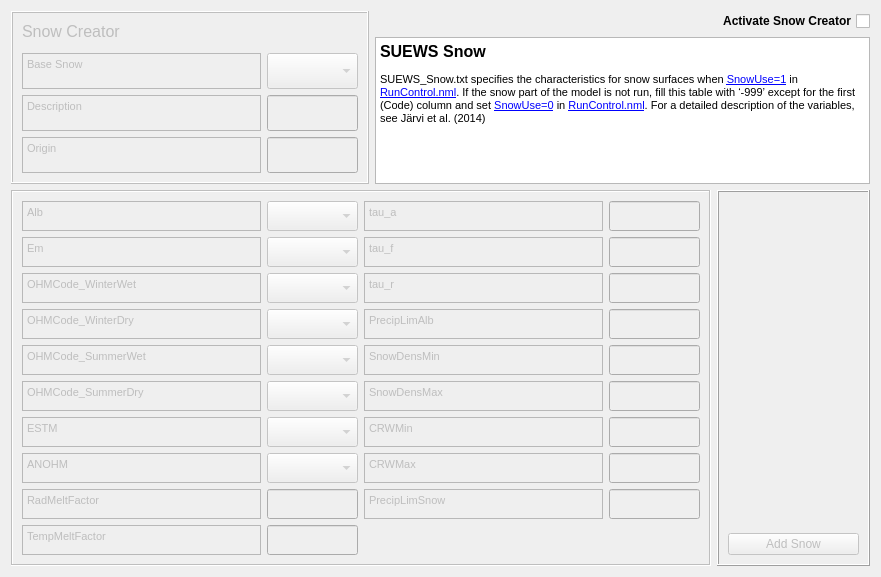
The window that tabs/urban_snow_tab.ui (gusbacos/suews_database_manager) describes before a commit, drawn with Qt 5.
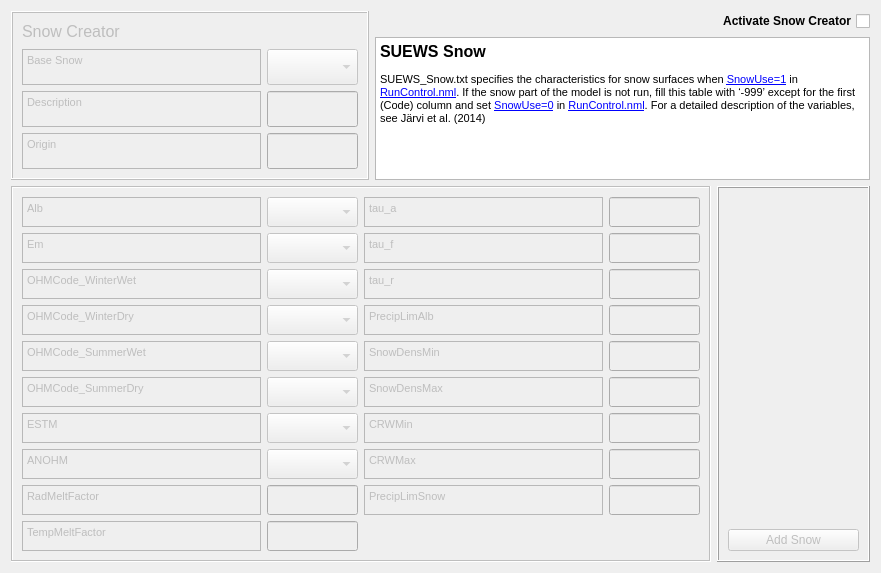
The same window after the commit. Custom widgets are drawn as their Qt base class.

Diff of the .ui file:
```diff
--- a/tabs/urban_snow_tab.ui
+++ b/tabs/urban_snow_tab.ui
@@ -7,7 +7,7 @@
     <x>0</x>
     <y>0</y>
     <width>881</width>
-    <height>577</height>
+    <height>573</height>
    </rect>
   </property>
   <property name="sizePolicy">
@@ -81,7 +81,7 @@
          <string>&lt;!DOCTYPE HTML PUBLIC &quot;-//W3C//DTD HTML 4.0//EN&quot; &quot;http://www.w3.org/TR/REC-html40/strict.dtd&quot;&gt;
 &lt;html&gt;&lt;head&gt;&lt;meta name=&quot;qrichtext&quot; content=&quot;1&quot; /&gt;&lt;style type=&quot;text/css&quot;&gt;
 p, li { white-space: pre-wrap; }
-&lt;/style&gt;&lt;/head&gt;&lt;body style=&quot; font-family:'MS Shell Dlg 2'; font-size:8.25pt; font-weight:400; font-style:normal;&quot;&gt;
+&lt;/style&gt;&lt;/head&gt;&lt;body style=&quot; font-family:'MS Shell Dlg 2'; font-size:9.75pt; font-weight:400; font-style:normal;&quot;&gt;
 &lt;p style=&quot; margin-top:0px; margin-bottom:0px; margin-left:0px; margin-right:0px; -qt-block-indent:0; text-indent:0px;&quot;&gt;&lt;span style=&quot; font-size:8pt;&quot;&gt;Description&lt;/span&gt;&lt;/p&gt;&lt;/body&gt;&lt;/html&gt;</string>
         </property>
        </widget>
@@ -118,7 +118,7 @@
          <string>&lt;!DOCTYPE HTML PUBLIC &quot;-//W3C//DTD HTML 4.0//EN&quot; &quot;http://www.w3.org/TR/REC-html40/strict.dtd&quot;&gt;
 &lt;html&gt;&lt;head&gt;&lt;meta name=&quot;qrichtext&quot; content=&quot;1&quot; /&gt;&lt;style type=&quot;text/css&quot;&gt;
 p, li { white-space: pre-wrap; }
-&lt;/style&gt;&lt;/head&gt;&lt;body style=&quot; font-family:'MS Shell Dlg 2'; font-size:8.25pt; font-weight:400; font-style:normal;&quot;&gt;
+&lt;/style&gt;&lt;/head&gt;&lt;body style=&quot; font-family:'MS Shell Dlg 2'; font-size:9.75pt; font-weight:400; font-style:normal;&quot;&gt;
 &lt;p style=&quot; margin-top:0px; margin-bottom:0px; margin-left:0px; margin-right:0px; -qt-block-indent:0; text-indent:0px;&quot;&gt;&lt;span style=&quot; font-size:8pt;&quot;&gt;Base Snow&lt;/span&gt;&lt;/p&gt;&lt;/body&gt;&lt;/html&gt;</string>
         </property>
        </widget>
@@ -185,7 +185,7 @@
          <string>&lt;!DOCTYPE HTML PUBLIC &quot;-//W3C//DTD HTML 4.0//EN&quot; &quot;http://www.w3.org/TR/REC-html40/strict.dtd&quot;&gt;
 &lt;html&gt;&lt;head&gt;&lt;meta name=&quot;qrichtext&quot; content=&quot;1&quot; /&gt;&lt;style type=&quot;text/css&quot;&gt;
 p, li { white-space: pre-wrap; }
-&lt;/style&gt;&lt;/head&gt;&lt;body style=&quot; font-family:'MS Shell Dlg 2'; font-size:8.25pt; font-weight:400; font-style:normal;&quot;&gt;
+&lt;/style&gt;&lt;/head&gt;&lt;body style=&quot; font-family:'MS Shell Dlg 2'; font-size:9.75pt; font-weight:400; font-style:normal;&quot;&gt;
 &lt;p style=&quot; margin-top:0px; margin-bottom:0px; margin-left:0px; margin-right:0px; -qt-block-indent:0; text-indent:0px;&quot;&gt;&lt;span style=&quot; font-size:8pt;&quot;&gt;Origin&lt;/span&gt;&lt;/p&gt;&lt;/body&gt;&lt;/html&gt;</string>
         </property>
        </widget>
@@ -230,7 +230,7 @@
       <string>&lt;!DOCTYPE HTML PUBLIC &quot;-//W3C//DTD HTML 4.0//EN&quot; &quot;http://www.w3.org/TR/REC-html40/strict.dtd&quot;&gt;
 &lt;html&gt;&lt;head&gt;&lt;meta name=&quot;qrichtext&quot; content=&quot;1&quot; /&gt;&lt;style type=&quot;text/css&quot;&gt;
 p, li { white-space: pre-wrap; }
-&lt;/style&gt;&lt;/head&gt;&lt;body style=&quot; font-family:'MS Shell Dlg 2'; font-size:8.25pt; font-weight:400; font-style:normal;&quot;&gt;
+&lt;/style&gt;&lt;/head&gt;&lt;body style=&quot; font-family:'MS Shell Dlg 2'; font-size:9.75pt; font-weight:400; font-style:normal;&quot;&gt;
 &lt;p style=&quot; margin-top:12px; margin-bottom:12px; margin-left:0px; margin-right:0px; -qt-block-indent:0; text-indent:0px;&quot;&gt;&lt;span style=&quot; font-size:12pt; font-weight:600;&quot;&gt;SUEWS Snow&lt;/span&gt;&lt;/p&gt;
 &lt;p style=&quot; margin-top:12px; margin-bottom:12px; margin-left:0px; margin-right:0px; -qt-block-indent:0; text-indent:0px;&quot;&gt;&lt;span style=&quot; font-size:8pt;&quot;&gt;SUEWS_Snow.txt specifies the characteristics for snow surfaces when &lt;/span&gt;&lt;a href=&quot;https://suews-docs.readthedocs.io/en/latest/input_files/RunControl/scheme_options.html#cmdoption-arg-SnowUse&quot;&gt;&lt;span style=&quot; font-family:'Courier New'; font-size:8pt; text-decoration: underline; color:#0000ff;&quot;&gt;SnowUse=1&lt;/span&gt;&lt;/a&gt;&lt;span style=&quot; font-size:8pt;&quot;&gt; in &lt;/span&gt;&lt;a href=&quot;https://suews-docs.readthedocs.io/en/latest/input_files/RunControl/RunControl.html#runcontrol-nml&quot;&gt;&lt;span style=&quot; font-size:8pt; text-decoration: underline; color:#0000ff;&quot;&gt;RunControl.nml&lt;/span&gt;&lt;/a&gt;&lt;span style=&quot; font-size:8pt;&quot;&gt;. If the snow part of the model is not run, fill this table with ‘-999’ except for the first (Code) column and set &lt;/span&gt;&lt;a href=&quot;https://suews-docs.readthedocs.io/en/latest/input_files/RunControl/scheme_options.html#cmdoption-arg-SnowUse&quot;&gt;&lt;span style=&quot; font-family:'Courier New'; font-size:8pt; text-decoration: underline; color:#0000ff;&quot;&gt;SnowUse=0&lt;/span&gt;&lt;/a&gt;&lt;span style=&quot; font-size:8pt;&quot;&gt; in &lt;/span&gt;&lt;a href=&quot;https://suews-docs.readthedocs.io/en/latest/input_files/RunControl/RunControl.html#runcontrol-nml&quot;&gt;&lt;span style=&quot; font-size:8pt; text-decoration: underline; color:#0000ff;&quot;&gt;RunControl.nml&lt;/span&gt;&lt;/a&gt;&lt;span style=&quot; font-size:8pt;&quot;&gt;. For a detailed description of the variables, see Järvi et al. (2014)&lt;/span&gt;&lt;/p&gt;&lt;/body&gt;&lt;/html&gt;</string>
      </property>
@@ -306,8 +306,8 @@
          <string>&lt;!DOCTYPE HTML PUBLIC &quot;-//W3C//DTD HTML 4.0//EN&quot; &quot;http://www.w3.org/TR/REC-html40/strict.dtd&quot;&gt;
 &lt;html&gt;&lt;head&gt;&lt;meta name=&quot;qrichtext&quot; content=&quot;1&quot; /&gt;&lt;style type=&quot;text/css&quot;&gt;
 p, li { white-space: pre-wrap; }
-&lt;/style&gt;&lt;/head&gt;&lt;body style=&quot; font-family:'MS Shell Dlg 2'; font-size:8.25pt; font-weight:400; font-style:normal;&quot;&gt;
-&lt;p style=&quot; margin-top:0px; margin-bottom:0px; margin-left:0px; margin-right:0px; -qt-block-indent:0; text-indent:0px;&quot;&gt;tau_a&lt;/p&gt;&lt;/body&gt;&lt;/html&gt;</string>
+&lt;/style&gt;&lt;/head&gt;&lt;body style=&quot; font-family:'MS Shell Dlg 2'; font-size:9.75pt; font-weight:400; font-style:normal;&quot;&gt;
+&lt;p style=&quot; margin-top:0px; margin-bottom:0px; margin-left:0px; margin-right:0px; -qt-block-indent:0; text-indent:0px;&quot;&gt;&lt;span style=&quot; font-size:8.25pt;&quot;&gt;tau_a&lt;/span&gt;&lt;/p&gt;&lt;/body&gt;&lt;/html&gt;</string>
         </property>
        </widget>
       </item>
@@ -388,8 +388,8 @@
          <string>&lt;!DOCTYPE HTML PUBLIC &quot;-//W3C//DTD HTML 4.0//EN&quot; &quot;http://www.w3.org/TR/REC-html40/strict.dtd&quot;&gt;
 &lt;html&gt;&lt;head&gt;&lt;meta name=&quot;qrichtext&quot; content=&quot;1&quot; /&gt;&lt;style type=&quot;text/css&quot;&gt;
 p, li { white-space: pre-wrap; }
-&lt;/style&gt;&lt;/head&gt;&lt;body style=&quot; font-family:'MS Shell Dlg 2'; font-size:8.25pt; font-weight:400; font-style:normal;&quot;&gt;
-&lt;p style=&quot; margin-top:0px; margin-bottom:0px; margin-left:0px; margin-right:0px; -qt-block-indent:0; text-indent:0px;&quot;&gt;CRWMax&lt;/p&gt;&lt;/body&gt;&lt;/html&gt;</string>
+&lt;/style&gt;&lt;/head&gt;&lt;body style=&quot; font-family:'MS Shell Dlg 2'; font-size:9.75pt; font-weight:400; font-style:normal;&quot;&gt;
+&lt;p style=&quot; margin-top:0px; margin-bottom:0px; margin-left:0px; margin-right:0px; -qt-block-indent:0; text-indent:0px;&quot;&gt;&lt;span style=&quot; font-size:8.25pt;&quot;&gt;CRWMax&lt;/span&gt;&lt;/p&gt;&lt;/body&gt;&lt;/html&gt;</string>
         </property>
        </widget>
       </item>
@@ -420,8 +420,8 @@
          <string>&lt;!DOCTYPE HTML PUBLIC &quot;-//W3C//DTD HTML 4.0//EN&quot; &quot;http://www.w3.org/TR/REC-html40/strict.dtd&quot;&gt;
 &lt;html&gt;&lt;head&gt;&lt;meta name=&quot;qrichtext&quot; content=&quot;1&quot; /&gt;&lt;style type=&quot;text/css&quot;&gt;
 p, li { white-space: pre-wrap; }
-&lt;/style&gt;&lt;/head&gt;&lt;body style=&quot; font-family:'MS Shell Dlg 2'; font-size:8.25pt; font-weight:400; font-style:normal;&quot;&gt;
-&lt;p style=&quot; margin-top:0px; margin-bottom:0px; margin-left:0px; margin-right:0px; -qt-block-indent:0; text-indent:0px;&quot;&gt;PrecipLimAlb&lt;/p&gt;&lt;/body&gt;&lt;/html&gt;</string>
+&lt;/style&gt;&lt;/head&gt;&lt;body style=&quot; font-family:'MS Shell Dlg 2'; font-size:9.75pt; font-weight:400; font-style:normal;&quot;&gt;
+&lt;p style=&quot; margin-top:0px; margin-bottom:0px; margin-left:0px; margin-right:0px; -qt-block-indent:0; text-indent:0px;&quot;&gt;&lt;span style=&quot; font-size:8.25pt;&quot;&gt;PrecipLimAlb&lt;/span&gt;&lt;/p&gt;&lt;/body&gt;&lt;/html&gt;</string>
         </property>
        </widget>
       </item>
@@ -452,8 +452,8 @@
          <string>&lt;!DOCTYPE HTML PUBLIC &quot;-//W3C//DTD HTML 4.0//EN&quot; &quot;http://www.w3.org/TR/REC-html40/strict.dtd&quot;&gt;
 &lt;html&gt;&lt;head&gt;&lt;meta name=&quot;qrichtext&quot; content=&quot;1&quot; /&gt;&lt;style type=&quot;text/css&quot;&gt;
 p, li { white-space: pre-wrap; }
-&lt;/style&gt;&lt;/head&gt;&lt;body style=&quot; font-family:'MS Shell Dlg 2'; font-size:8.25pt; font-weight:400; font-style:normal;&quot;&gt;
-&lt;p style=&quot; margin-top:0px; margin-bottom:0px; margin-left:0px; margin-right:0px; -qt-block-indent:0; text-indent:0px;&quot;&gt;tau_f&lt;/p&gt;&lt;/body&gt;&lt;/html&gt;</string>
+&lt;/style&gt;&lt;/head&gt;&lt;body style=&quot; font-family:'MS Shell Dlg 2'; font-size:9.75pt; font-weight:400; font-style:normal;&quot;&gt;
+&lt;p style=&quot; margin-top:0px; margin-bottom:0px; margin-left:0px; margin-right:0px; -qt-block-indent:0; text-indent:0px;&quot;&gt;&lt;span style=&quot; font-size:8.25pt;&quot;&gt;tau_f&lt;/span&gt;&lt;/p&gt;&lt;/body&gt;&lt;/html&gt;</string>
         </property>
        </widget>
       </item>
@@ -484,8 +484,8 @@
          <string>&lt;!DOCTYPE HTML PUBLIC &quot;-//W3C//DTD HTML 4.0//EN&quot; &quot;http://www.w3.org/TR/REC-html40/strict.dtd&quot;&gt;
 &lt;html&gt;&lt;head&gt;&lt;meta name=&quot;qrichtext&quot; content=&quot;1&quot; /&gt;&lt;style type=&quot;text/css&quot;&gt;
 p, li { white-space: pre-wrap; }
-&lt;/style&gt;&lt;/head&gt;&lt;body style=&quot; font-family:'MS Shell Dlg 2'; font-size:8.25pt; font-weight:400; font-style:normal;&quot;&gt;
-&lt;p style=&quot; margin-top:0px; margin-bottom:0px; margin-left:0px; margin-right:0px; -qt-block-indent:0; text-indent:0px;&quot;&gt;tau_r&lt;/p&gt;&lt;/body&gt;&lt;/html&gt;</string>
+&lt;/style&gt;&lt;/head&gt;&lt;body style=&quot; font-family:'MS Shell Dlg 2'; font-size:9.75pt; font-weight:400; font-style:normal;&quot;&gt;
+&lt;p style=&quot; margin-top:0px; margin-bottom:0px; margin-left:0px; margin-right:0px; -qt-block-indent:0; text-indent:0px;&quot;&gt;&lt;span style=&quot; font-size:8.25pt;&quot;&gt;tau_r&lt;/span&gt;&lt;/p&gt;&lt;/body&gt;&lt;/html&gt;</string>
         </property>
        </widget>
       </item>
@@ -516,8 +516,8 @@
          <string>&lt;!DOCTYPE HTML PUBLIC &quot;-//W3C//DTD HTML 4.0//EN&quot; &quot;http://www.w3.org/TR/REC-html40/strict.dtd&quot;&gt;
 &lt;html&gt;&lt;head&gt;&lt;meta name=&quot;qrichtext&quot; content=&quot;1&quot; /&gt;&lt;style type=&quot;text/css&quot;&gt;
 p, li { white-space: pre-wrap; }
-&lt;/style&gt;&lt;/head&gt;&lt;body style=&quot; font-family:'MS Shell Dlg 2'; font-size:8.25pt; font-weight:400; font-style:normal;&quot;&gt;
-&lt;p style=&quot; margin-top:0px; margin-bottom:0px; margin-left:0px; margin-right:0px; -qt-block-indent:0; text-indent:0px;&quot;&gt;SnowDensMax&lt;/p&gt;&lt;/body&gt;&lt;/html&gt;</string>
+&lt;/style&gt;&lt;/head&gt;&lt;body style=&quot; font-family:'MS Shell Dlg 2'; font-size:9.75pt; font-weight:400; font-style:normal;&quot;&gt;
+&lt;p style=&quot; margin-top:0px; margin-bottom:0px; margin-left:0px; margin-right:0px; -qt-block-indent:0; text-indent:0px;&quot;&gt;&lt;span style=&quot; font-size:8.25pt;&quot;&gt;SnowDensMax&lt;/span&gt;&lt;/p&gt;&lt;/body&gt;&lt;/html&gt;</string>
         </property>
        </widget>
       </item>
@@ -573,8 +573,8 @@
          <string>&lt;!DOCTYPE HTML PUBLIC &quot;-//W3C//DTD HTML 4.0//EN&quot; &quot;http://www.w3.org/TR/REC-html40/strict.dtd&quot;&gt;
 &lt;html&gt;&lt;head&gt;&lt;meta name=&quot;qrichtext&quot; content=&quot;1&quot; /&gt;&lt;style type=&quot;text/css&quot;&gt;
 p, li { white-space: pre-wrap; }
-&lt;/style&gt;&lt;/head&gt;&lt;body style=&quot; font-family:'MS Shell Dlg 2'; font-size:8.25pt; font-weight:400; font-style:normal;&quot;&gt;
-&lt;p style=&quot; margin-top:0px; margin-bottom:0px; margin-left:0px; margin-right:0px; -qt-block-indent:0; text-indent:0px;&quot;&gt;SnowDensMin&lt;/p&gt;&lt;/body&gt;&lt;/html&gt;</string>
+&lt;/style&gt;&lt;/head&gt;&lt;body style=&quot; font-family:'MS Shell Dlg 2'; font-size:9.75pt; font-weight:400; font-style:normal;&quot;&gt;
+&lt;p style=&quot; margin-top:0px; margin-bottom:0px; margin-left:0px; margin-right:0px; -qt-block-indent:0; text-indent:0px;&quot;&gt;&lt;span style=&quot; font-size:8.25pt;&quot;&gt;SnowDensMin&lt;/span&gt;&lt;/p&gt;&lt;/body&gt;&lt;/html&gt;</string>
         </property>
        </widget>
       </item>
@@ -605,7 +605,7 @@
          <string>&lt;!DOCTYPE HTML PUBLIC &quot;-//W3C//DTD HTML 4.0//EN&quot; &quot;http://www.w3.org/TR/REC-html40/strict.dtd&quot;&gt;
 &lt;html&gt;&lt;head&gt;&lt;meta name=&quot;qrichtext&quot; content=&quot;1&quot; /&gt;&lt;style type=&quot;text/css&quot;&gt;
 p, li { white-space: pre-wrap; }
-&lt;/style&gt;&lt;/head&gt;&lt;body style=&quot; font-family:'MS Shell Dlg 2'; font-size:8.25pt; font-weight:400; font-style:normal;&quot;&gt;
+&lt;/style&gt;&lt;/head&gt;&lt;body style=&quot; font-family:'MS Shell Dlg 2'; font-size:9.75pt; font-weight:400; font-style:normal;&quot;&gt;
 &lt;p style=&quot; margin-top:0px; margin-bottom:0px; margin-left:0px; margin-right:0px; -qt-block-indent:0; text-indent:0px;&quot;&gt;&lt;span style=&quot; font-size:8pt;&quot;&gt;Alb&lt;/span&gt;&lt;/p&gt;&lt;/body&gt;&lt;/html&gt;</string>
         </property>
        </widget>
@@ -687,8 +687,8 @@
          <string>&lt;!DOCTYPE HTML PUBLIC &quot;-//W3C//DTD HTML 4.0//EN&quot; &quot;http://www.w3.org/TR/REC-html40/strict.dtd&quot;&gt;
 &lt;html&gt;&lt;head&gt;&lt;meta name=&quot;qrichtext&quot; content=&quot;1&quot; /&gt;&lt;style type=&quot;text/css&quot;&gt;
 p, li { white-space: pre-wrap; }
-&lt;/style&gt;&lt;/head&gt;&lt;body style=&quot; font-family:'MS Shell Dlg 2'; font-size:8.25pt; font-weight:400; font-style:normal;&quot;&gt;
-&lt;p style=&quot; margin-top:0px; margin-bottom:0px; margin-left:0px; margin-right:0px; -qt-block-indent:0; text-indent:0px;&quot;&gt;CRWMin&lt;/p&gt;&lt;/body&gt;&lt;/html&gt;</string>
+&lt;/style&gt;&lt;/head&gt;&lt;body style=&quot; font-family:'MS Shell Dlg 2'; font-size:9.75pt; font-weight:400; font-style:normal;&quot;&gt;
+&lt;p style=&quot; margin-top:0px; margin-bottom:0px; margin-left:0px; margin-right:0px; -qt-block-indent:0; text-indent:0px;&quot;&gt;&lt;span style=&quot; font-size:8.25pt;&quot;&gt;CRWMin&lt;/span&gt;&lt;/p&gt;&lt;/body&gt;&lt;/html&gt;</string>
         </property>
        </widget>
       </item>
@@ -722,8 +722,8 @@
          <string>&lt;!DOCTYPE HTML PUBLIC &quot;-//W3C//DTD HTML 4.0//EN&quot; &quot;http://www.w3.org/TR/REC-html40/strict.dtd&quot;&gt;
 &lt;html&gt;&lt;head&gt;&lt;meta name=&quot;qrichtext&quot; content=&quot;1&quot; /&gt;&lt;style type=&quot;text/css&quot;&gt;
 p, li { white-space: pre-wrap; }
-&lt;/style&gt;&lt;/head&gt;&lt;body style=&quot; font-family:'MS Shell Dlg 2'; font-size:8.25pt; font-weight:400; font-style:normal;&quot;&gt;
-&lt;p style=&quot; margin-top:0px; margin-bottom:0px; margin-left:0px; margin-right:0px; -qt-block-indent:0; text-indent:0px;&quot;&gt;OHMCode_SummerWet&lt;/p&gt;&lt;/body&gt;&lt;/html&gt;</string>
+&lt;/style&gt;&lt;/head&gt;&lt;body style=&quot; font-family:'MS Shell Dlg 2'; font-size:9.75pt; font-weight:400; font-style:normal;&quot;&gt;
+&lt;p style=&quot; margin-top:0px; margin-bottom:0px; margin-left:0px; margin-right:0px; -qt-block-indent:0; text-indent:0px;&quot;&gt;&lt;span style=&quot; font-size:8.25pt;&quot;&gt;OHMCode_SummerWet&lt;/span&gt;&lt;/p&gt;&lt;/body&gt;&lt;/html&gt;</string>
         </property>
        </widget>
       </item>
@@ -754,8 +754,8 @@
          <string>&lt;!DOCTYPE HTML PUBLIC &quot;-//W3C//DTD HTML 4.0//EN&quot; &quot;http://www.w3.org/TR/REC-html40/strict.dtd&quot;&gt;
 &lt;html&gt;&lt;head&gt;&lt;meta name=&quot;qrichtext&quot; content=&quot;1&quot; /&gt;&lt;style type=&quot;text/css&quot;&gt;
 p, li { white-space: pre-wrap; }
-&lt;/style&gt;&lt;/head&gt;&lt;body style=&quot; font-family:'MS Shell Dlg 2'; font-size:8.25pt; font-weight:400; font-style:normal;&quot;&gt;
-&lt;p style=&quot; margin-top:0px; margin-bottom:0px; margin-left:0px; margin-right:0px; -qt-block-indent:0; text-indent:0px;&quot;&gt;PrecipLimSnow&lt;/p&gt;&lt;/body&gt;&lt;/html&gt;</string>
+&lt;/style&gt;&lt;/head&gt;&lt;body style=&quot; font-family:'MS Shell Dlg 2'; font-size:9.75pt; font-weight:400; font-style:normal;&quot;&gt;
+&lt;p style=&quot; margin-top:0px; margin-bottom:0px; margin-left:0px; margin-right:0px; -qt-block-indent:0; text-indent:0px;&quot;&gt;&lt;span style=&quot; font-size:8.25pt;&quot;&gt;PrecipLimSnow&lt;/span&gt;&lt;/p&gt;&lt;/body&gt;&lt;/html&gt;</string>
         </property>
        </widget>
       </item>
@@ -814,8 +814,8 @@
          <string>&lt;!DOCTYPE HTML PUBLIC &quot;-//W3C//DTD HTML 4.0//EN&quot; &quot;http://www.w3.org/TR/REC-html40/strict.dtd&quot;&gt;
 &lt;html&gt;&lt;head&gt;&lt;meta name=&quot;qrichtext&quot; content=&quot;1&quot; /&gt;&lt;style type=&quot;text/css&quot;&gt;
 p, li { white-space: pre-wrap; }
-&lt;/style&gt;&lt;/head&gt;&lt;body style=&quot; font-family:'MS Shell Dlg 2'; font-size:8.25pt; font-weight:400; font-style:normal;&quot;&gt;
-&lt;p style=&quot; margin-top:0px; margin-bottom:0px; margin-left:0px; margin-right:0px; -qt-block-indent:0; text-indent:0px;&quot;&gt;OHMCode_SummerDry&lt;/p&gt;&lt;/body&gt;&lt;/html&gt;</string>
+&lt;/style&gt;&lt;/head&gt;&lt;body style=&quot; font-family:'MS Shell Dlg 2'; font-size:9.75pt; font-weight:400; font-style:normal;&quot;&gt;
+&lt;p style=&quot; margin-top:0px; margin-bottom:0px; margin-left:0px; margin-right:0px; -qt-block-indent:0; text-indent:0px;&quot;&gt;&lt;span style=&quot; font-size:8.25pt;&quot;&gt;OHMCode_SummerDry&lt;/span&gt;&lt;/p&gt;&lt;/body&gt;&lt;/html&gt;</string>
         </property>
        </widget>
       </item>
@@ -846,8 +846,8 @@
          <string>&lt;!DOCTYPE HTML PUBLIC &quot;-//W3C//DTD HTML 4.0//EN&quot; &quot;http://www.w3.org/TR/REC-html40/strict.dtd&quot;&gt;
 &lt;html&gt;&lt;head&gt;&lt;meta name=&quot;qrichtext&quot; content=&quot;1&quot; /&gt;&lt;style type=&quot;text/css&quot;&gt;
 p, li { white-space: pre-wrap; }
-&lt;/style&gt;&lt;/head&gt;&lt;body style=&quot; font-family:'MS Shell Dlg 2'; font-size:8.25pt; font-weight:400; font-style:normal;&quot;&gt;
-&lt;p style=&quot; margin-top:0px; margin-bottom:0px; margin-left:0px; margin-right:0px; -qt-block-indent:0; text-indent:0px;&quot;&gt;OHMCode_WinterWet&lt;/p&gt;&lt;/body&gt;&lt;/html&gt;</string>
+&lt;/style&gt;&lt;/head&gt;&lt;body style=&quot; font-family:'MS Shell Dlg 2'; font-size:9.75pt; font-weight:400; font-style:normal;&quot;&gt;
+&lt;p style=&quot; margin-top:0px; margin-bottom:0px; margin-left:0px; margin-right:0px; -qt-block-indent:0; text-indent:0px;&quot;&gt;&lt;span style=&quot; font-size:8.25pt;&quot;&gt;OHMCode_WinterWet&lt;/span&gt;&lt;/p&gt;&lt;/body&gt;&lt;/html&gt;</string>
         </property>
        </widget>
       </item>
@@ -878,8 +878,8 @@
          <string>&lt;!DOCTYPE HTML PUBLIC &quot;-//W3C//DTD HTML 4.0//EN&quot; &quot;http://www.w3.org/TR/REC-html40/strict.dtd&quot;&gt;
 &lt;html&gt;&lt;head&gt;&lt;meta name=&quot;qrichtext&quot; content=&quot;1&quot; /&gt;&lt;style type=&quot;text/css&quot;&gt;
 p, li { white-space: pre-wrap; }
-&lt;/style&gt;&lt;/head&gt;&lt;body style=&quot; font-family:'MS Shell Dlg 2'; font-size:8.25pt; font-weight:400; font-style:normal;&quot;&gt;
-&lt;p style=&quot; margin-top:0px; margin-bottom:0px; margin-left:0px; margin-right:0px; -qt-block-indent:0; text-indent:0px;&quot;&gt;ESTM&lt;/p&gt;&lt;/body&gt;&lt;/html&gt;</string>
+&lt;/style&gt;&lt;/head&gt;&lt;body style=&quot; font-family:'MS Shell Dlg 2'; font-size:9.75pt; font-weight:400; font-style:normal;&quot;&gt;
+&lt;p style=&quot; margin-top:0px; margin-bottom:0px; margin-left:0px; margin-right:0px; -qt-block-indent:0; text-indent:0px;&quot;&gt;&lt;span style=&quot; font-size:8.25pt;&quot;&gt;ESTM&lt;/span&gt;&lt;/p&gt;&lt;/body&gt;&lt;/html&gt;</string>
         </property>
        </widget>
       </item>
@@ -910,8 +910,8 @@
          <string>&lt;!DOCTYPE HTML PUBLIC &quot;-//W3C//DTD HTML 4.0//EN&quot; &quot;http://www.w3.org/TR/REC-html40/strict.dtd&quot;&gt;
 &lt;html&gt;&lt;head&gt;&lt;meta name=&quot;qrichtext&quot; content=&quot;1&quot; /&gt;&lt;style type=&quot;text/css&quot;&gt;
 p, li { white-space: pre-wrap; }
-&lt;/style&gt;&lt;/head&gt;&lt;body style=&quot; font-family:'MS Shell Dlg 2'; font-size:8.25pt; font-weight:400; font-style:normal;&quot;&gt;
-&lt;p style=&quot; margin-top:0px; margin-bottom:0px; margin-left:0px; margin-right:0px; -qt-block-indent:0; text-indent:0px;&quot;&gt;ANOHM&lt;/p&gt;&lt;/body&gt;&lt;/html&gt;</string>
+&lt;/style&gt;&lt;/head&gt;&lt;body style=&quot; font-family:'MS Shell Dlg 2'; font-size:9.75pt; font-weight:400; font-style:normal;&quot;&gt;
+&lt;p style=&quot; margin-top:0px; margin-bottom:0px; margin-left:0px; margin-right:0px; -qt-block-indent:0; text-indent:0px;&quot;&gt;&lt;span style=&quot; font-size:8.25pt;&quot;&gt;ANOHM&lt;/span&gt;&lt;/p&gt;&lt;/body&gt;&lt;/html&gt;</string>
         </property>
        </widget>
       </item>
@@ -942,8 +942,8 @@
          <string>&lt;!DOCTYPE HTML PUBLIC &quot;-//W3C//DTD HTML 4.0//EN&quot; &quot;http://www.w3.org/TR/REC-html40/strict.dtd&quot;&gt;
 &lt;html&gt;&lt;head&gt;&lt;meta name=&quot;qrichtext&quot; content=&quot;1&quot; /&gt;&lt;style type=&quot;text/css&quot;&gt;
 p, li { white-space: pre-wrap; }
-&lt;/style&gt;&lt;/head&gt;&lt;body style=&quot; font-family:'MS Shell Dlg 2'; font-size:8.25pt; font-weight:400; font-style:normal;&quot;&gt;
-&lt;p style=&quot; margin-top:0px; margin-bottom:0px; margin-left:0px; margin-right:0px; -qt-block-indent:0; text-indent:0px;&quot;&gt;TempMeltFactor&lt;/p&gt;&lt;/body&gt;&lt;/html&gt;</string>
+&lt;/style&gt;&lt;/head&gt;&lt;body style=&quot; font-family:'MS Shell Dlg 2'; font-size:9.75pt; font-weight:400; font-style:normal;&quot;&gt;
+&lt;p style=&quot; margin-top:0px; margin-bottom:0px; margin-left:0px; margin-right:0px; -qt-block-indent:0; text-indent:0px;&quot;&gt;&lt;span style=&quot; font-size:8.25pt;&quot;&gt;TempMeltFactor&lt;/span&gt;&lt;/p&gt;&lt;/body&gt;&lt;/html&gt;</string>
         </property>
        </widget>
       </item>
@@ -974,8 +974,8 @@
          <string>&lt;!DOCTYPE HTML PUBLIC &quot;-//W3C//DTD HTML 4.0//EN&quot; &quot;http://www.w3.org/TR/REC-html40/strict.dtd&quot;&gt;
 &lt;html&gt;&lt;head&gt;&lt;meta name=&quot;qrichtext&quot; content=&quot;1&quot; /&gt;&lt;style type=&quot;text/css&quot;&gt;
 p, li { white-space: pre-wrap; }
-&lt;/style&gt;&lt;/head&gt;&lt;body style=&quot; font-family:'MS Shell Dlg 2'; font-size:8.25pt; font-weight:400; font-style:normal;&quot;&gt;
-&lt;p style=&quot; margin-top:0px; margin-bottom:0px; margin-left:0px; margin-right:0px; -qt-block-indent:0; text-indent:0px;&quot;&gt;OHMCode_WinterDry&lt;/p&gt;&lt;/body&gt;&lt;/html&gt;</string>
+&lt;/style&gt;&lt;/head&gt;&lt;body style=&quot; font-family:'MS Shell Dlg 2'; font-size:9.75pt; font-weight:400; font-style:normal;&quot;&gt;
+&lt;p style=&quot; margin-top:0px; margin-bottom:0px; margin-left:0px; margin-right:0px; -qt-block-indent:0; text-indent:0px;&quot;&gt;&lt;span style=&quot; font-size:8.25pt;&quot;&gt;OHMCode_WinterDry&lt;/span&gt;&lt;/p&gt;&lt;/body&gt;&lt;/html&gt;</string>
         </property>
        </widget>
       </item>
@@ -1056,8 +1056,8 @@
          <string>&lt;!DOCTYPE HTML PUBLIC &quot;-//W3C//DTD HTML 4.0//EN&quot; &quot;http://www.w3.org/TR/REC-html40/strict.dtd&quot;&gt;
 &lt;html&gt;&lt;head&gt;&lt;meta name=&quot;qrichtext&quot; content=&quot;1&quot; /&gt;&lt;style type=&quot;text/css&quot;&gt;
 p, li { white-space: pre-wrap; }
-&lt;/style&gt;&lt;/head&gt;&lt;body style=&quot; font-family:'MS Shell Dlg 2'; font-size:8.25pt; font-weight:400; font-style:normal;&quot;&gt;
-&lt;p style=&quot; margin-top:0px; margin-bottom:0px; margin-left:0px; margin-right:0px; -qt-block-indent:0; text-indent:0px;&quot;&gt;Em&lt;/p&gt;&lt;/body&gt;&lt;/html&gt;</string>
+&lt;/style&gt;&lt;/head&gt;&lt;body style=&quot; font-family:'MS Shell Dlg 2'; font-size:9.75pt; font-weight:400; font-style:normal;&quot;&gt;
+&lt;p style=&quot; margin-top:0px; margin-bottom:0px; margin-left:0px; margin-right:0px; -qt-block-indent:0; text-indent:0px;&quot;&gt;&lt;span style=&quot; font-size:8.25pt;&quot;&gt;Em&lt;/span&gt;&lt;/p&gt;&lt;/body&gt;&lt;/html&gt;</string>
         </property>
        </widget>
       </item>
@@ -1138,8 +1138,8 @@
          <string>&lt;!DOCTYPE HTML PUBLIC &quot;-//W3C//DTD HTML 4.0//EN&quot; &quot;http://www.w3.org/TR/REC-html40/strict.dtd&quot;&gt;
 &lt;html&gt;&lt;head&gt;&lt;meta name=&quot;qrichtext&quot; content=&quot;1&quot; /&gt;&lt;style type=&quot;text/css&quot;&gt;
 p, li { white-space: pre-wrap; }
-&lt;/style&gt;&lt;/head&gt;&lt;body style=&quot; font-family:'MS Shell Dlg 2'; font-size:8.25pt; font-weight:400; font-style:normal;&quot;&gt;
-&lt;p style=&quot; margin-top:0px; margin-bottom:0px; margin-left:0px; margin-right:0px; -qt-block-indent:0; text-indent:0px;&quot;&gt;RadMeltFactor&lt;/p&gt;&lt;/body&gt;&lt;/html&gt;</string>
+&lt;/style&gt;&lt;/head&gt;&lt;body style=&quot; font-family:'MS Shell Dlg 2'; font-size:9.75pt; font-weight:400; font-style:normal;&quot;&gt;
+&lt;p style=&quot; margin-top:0px; margin-bottom:0px; margin-left:0px; margin-right:0px; -qt-block-indent:0; text-indent:0px;&quot;&gt;&lt;span style=&quot; font-size:8.25pt;&quot;&gt;RadMeltFactor&lt;/span&gt;&lt;/p&gt;&lt;/body&gt;&lt;/html&gt;</string>
         </property>
        </widget>
       </item>
```
